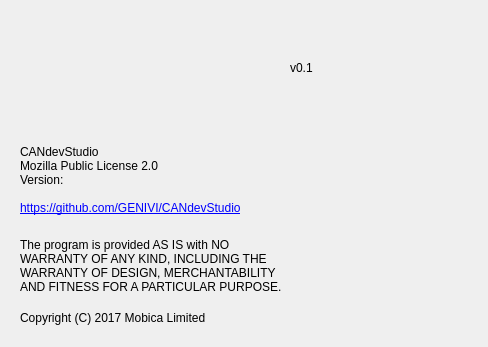
Before: the Qt Designer form src/gui/aboutdialog.ui in GENIVI/CANdevStudio, drawn with Qt 5.
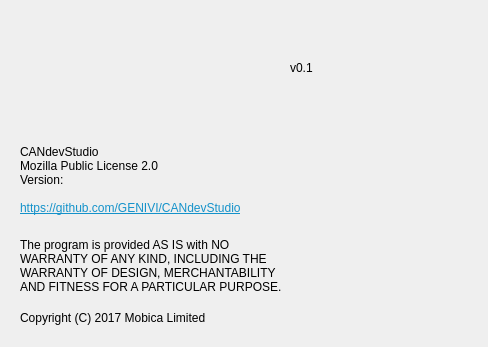
After: the same form once the commit is applied. Icons and pictures are not drawn.

The edit to the form file:
```diff
--- a/src/gui/aboutdialog.ui
+++ b/src/gui/aboutdialog.ui
@@ -112,7 +112,7 @@
     </rect>
    </property>
    <property name="text">
-    <string>&lt;a href=&quot;https://github.com/GENIVI/CANdevStudio/&quot;&gt;https://github.com/GENIVI/CANdevStudio&lt;/a&gt;</string>
+    <string>&lt;a href=&quot;https://github.com/GENIVI/CANdevStudio/&quot; style=&quot;color: #1492ca;&quot;&gt;https://github.com/GENIVI/CANdevStudio&lt;/a&gt;</string>
    </property>
    <property name="type" stdset="0">
     <string>aboutLabel</string>
```
Left out of the diff: 4 changed lines with no effect on the pictures.
